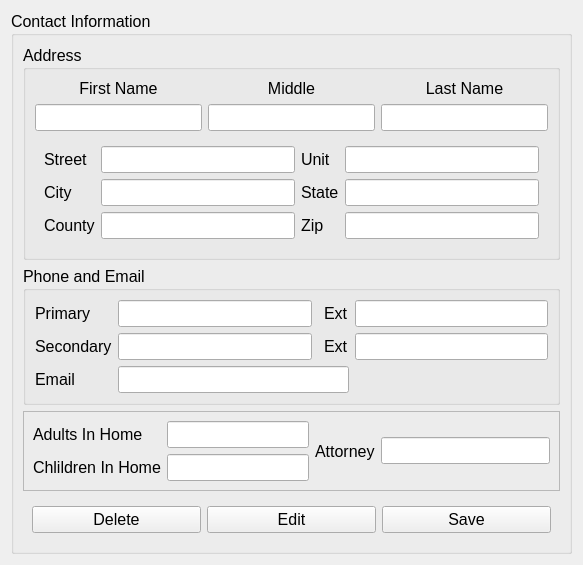
Above: drc/gui/persondetailsform.ui from lansdon/cpts483_drc before the change. Below: the same form after it.
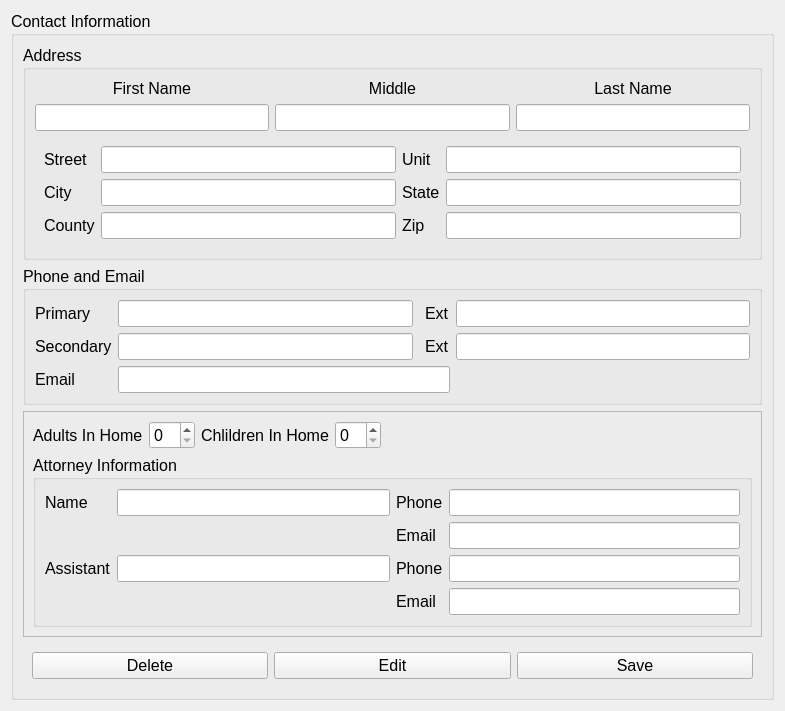
That is the form after the change.

Diff of the .ui file:
```diff
--- a/drc/gui/persondetailsform.ui
+++ b/drc/gui/persondetailsform.ui
@@ -6,8 +6,8 @@
    <rect>
     <x>0</x>
     <y>0</y>
-    <width>583</width>
-    <height>524</height>
+    <width>785</width>
+    <height>684</height>
    </rect>
   </property>
   <property name="sizePolicy">
@@ -24,9 +24,15 @@
   <property name="windowTitle">
    <string>Form</string>
   </property>
-  <layout class="QHBoxLayout" name="horizontalLayout_2">
+  <layout class="QHBoxLayout" name="horizontalLayout_4">
    <item>
     <widget class="QGroupBox" name="groupBox">
+     <property name="sizePolicy">
+      <sizepolicy hsizetype="Expanding" vsizetype="Expanding">
+       <horstretch>0</horstretch>
+       <verstretch>0</verstretch>
+      </sizepolicy>
+     </property>
      <property name="title">
       <string>Contact Information</string>
      </property>
@@ -213,37 +219,161 @@
          <enum>QFrame::Raised</enum>
         </property>
         <layout class="QGridLayout" name="gridLayout_6">
-         <item row="0" column="2">
-          <widget class="QLineEdit" name="attorneyLineEdit"/>
-         </item>
-         <item row="0" column="1">
-          <widget class="QLabel" name="attorneyLabel">
-           <property name="text">
-            <string>Attorney</string>
+         <item row="1" column="0">
+          <widget class="QGroupBox" name="groupBox_2">
+           <property name="title">
+            <string>Attorney Information</string>
            </property>
+           <layout class="QVBoxLayout" name="verticalLayout_2">
+            <item>
+             <layout class="QHBoxLayout" name="horizontalLayout_2">
+              <item>
+               <layout class="QFormLayout" name="formLayout_2">
+                <property name="fieldGrowthPolicy">
+                 <enum>QFormLayout::AllNonFixedFieldsGrow</enum>
+                </property>
+                <item row="0" column="0">
+                 <widget class="QLabel" name="attorneyLabel">
+                  <property name="text">
+                   <string>Name</string>
+                  </property>
+                 </widget>
+                </item>
+                <item row="0" column="1">
+                 <widget class="QLineEdit" name="attorneyLineEdit"/>
+                </item>
+                <item row="2" column="0">
+                 <widget class="QLabel" name="AssistantLabel">
+                  <property name="text">
+                   <string>Assistant</string>
+                  </property>
+                 </widget>
+                </item>
+                <item row="2" column="1">
+                 <widget class="QLineEdit" name="assistantLineEdit"/>
+                </item>
+                <item row="1" column="1">
+                 <spacer name="verticalSpacer">
+                  <property name="orientation">
+                   <enum>Qt::Vertical</enum>
+                  </property>
+                  <property name="sizeHint" stdset="0">
+                   <size>
+                    <width>20</width>
+                    <height>40</height>
+                   </size>
+                  </property>
+                 </spacer>
+                </item>
+                <item row="3" column="1">
+                 <spacer name="verticalSpacer_2">
+                  <property name="orientation">
+                   <enum>Qt::Vertical</enum>
+                  </property>
+                  <property name="sizeHint" stdset="0">
+                   <size>
+                    <width>20</width>
+                    <height>40</height>
+                   </size>
+                  </property>
+                 </spacer>
+                </item>
+               </layout>
+              </item>
+              <item>
+               <layout class="QFormLayout" name="formLayout_3">
+                <item row="0" column="0">
+                 <widget class="QLabel" name="label_2">
+                  <property name="text">
+                   <string>Phone</string>
+                  </property>
+                 </widget>
+                </item>
+                <item row="0" column="1">
+                 <widget class="QLineEdit" name="attorneyPhoneLineEdit"/>
+                </item>
+                <item row="1" column="0">
+                 <widget class="QLabel" name="label_3">
+                  <property name="text">
+                   <string>Email</string>
+                  </property>
+                 </widget>
+                </item>
+                <item row="1" column="1">
+                 <widget class="QLineEdit" name="attorneyEmailLineEdit"/>
+                </item>
+                <item row="2" column="0">
+                 <widget class="QLabel" name="label_4">
+                  <property name="text">
+                   <string>Phone</string>
+                  </property>
+                 </widget>
+                </item>
+                <item row="2" column="1">
+                 <widget class="QLineEdit" name="assistantPhoneLineEdit"/>
+                </item>
+                <item row="3" column="0">
+                 <widget class="QLabel" name="label_5">
+                  <property name="text">
+                   <string>Email</string>
+                  </property>
+                 </widget>
+                </item>
+                <item row="3" column="1">
+                 <widget class="QLineEdit" name="assistantEmailLineEdit"/>
+                </item>
+               </layout>
+              </item>
+             </layout>
+            </item>
+           </layout>
           </widget>
          </item>
          <item row="0" column="0">
-          <layout class="QFormLayout" name="formLayout">
-           <item row="0" column="0">
-            <widget class="QLabel" name="numInHomeLabel">
-             <property name="text">
-              <string>Adults In Home</string>
+          <layout class="QHBoxLayout" name="horizontalLayout_3">
+           <item>
+            <layout class="QFormLayout" name="formLayout">
+             <property name="fieldGrowthPolicy">
+              <enum>QFormLayout::AllNonFixedFieldsGrow</enum>
              </property>
-            </widget>
+             <item row="0" column="0">
+              <widget class="QLabel" name="numInHomeLabel">
+               <property name="text">
+                <string>Adults In Home</string>
+               </property>
+              </widget>
+             </item>
+             <item row="0" column="1">
+              <widget class="QSpinBox" name="adultsInHomeSpinBox"/>
+             </item>
+            </layout>
            </item>
-           <item row="0" column="1">
-            <widget class="QLineEdit" name="numInHomeLineEdit"/>
+           <item>
+            <layout class="QFormLayout" name="formLayout_4">
+             <item row="0" column="0">
+              <widget class="QLabel" name="label">
+               <property name="text">
+                <string>Chlildren In Home</string>
+               </property>
+              </widget>
+             </item>
+             <item row="0" column="1">
+              <widget class="QSpinBox" name="childrenInHomeSpinBox"/>
+             </item>
+            </layout>
            </item>
-           <item row="1" column="0">
-            <widget class="QLabel" name="label">
-             <property name="text">
-              <string>Chlildren In Home</string>
+           <item>
+            <spacer name="horizontalSpacer">
+             <property name="orientation">
+              <enum>Qt::Horizontal</enum>
              </property>
-            </widget>
-           </item>
-           <item row="1" column="1">
-            <widget class="QLineEdit" name="numChildrenNHomeLineEdit"/>
+             <property name="sizeHint" stdset="0">
+              <size>
+               <width>40</width>
+               <height>20</height>
+              </size>
+             </property>
+            </spacer>
            </item>
           </layout>
          </item>
```
Left out of the diff: 1 changed line with no effect on the pictures.
